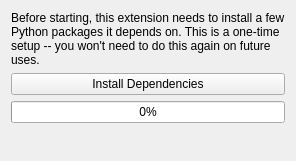
Above: Resources/UI/page_setup.ui from thomasjames3/SlicerScutumGraftLocator before the change. Below: the same form after it.
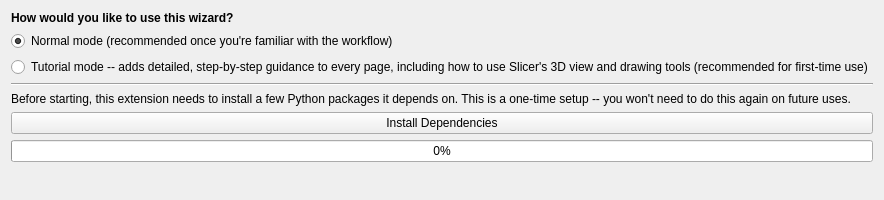
That is the form after the change.

Diff of the .ui file:
```diff
--- a/Resources/UI/page_setup.ui
+++ b/Resources/UI/page_setup.ui
@@ -3,6 +3,42 @@
  <class>page_setup</class>
  <widget class="QWidget" name="page_setup">
   <layout class="QVBoxLayout" name="verticalLayout">
+   <item>
+    <widget class="QLabel" name="modeGroupLabel">
+     <property name="text">
+      <string>How would you like to use this wizard?</string>
+     </property>
+     <property name="font">
+      <font>
+       <bold>true</bold>
+      </font>
+     </property>
+    </widget>
+   </item>
+   <item>
+    <widget class="QRadioButton" name="normalModeRadioButton">
+     <property name="text">
+      <string>Normal mode (recommended once you're familiar with the workflow)</string>
+     </property>
+     <property name="checked">
+      <bool>true</bool>
+     </property>
+    </widget>
+   </item>
+   <item>
+    <widget class="QRadioButton" name="tutorialModeRadioButton">
+     <property name="text">
+      <string>Tutorial mode -- adds detailed, step-by-step guidance to every page, including how to use Slicer's 3D view and drawing tools (recommended for first-time use)</string>
+     </property>
+    </widget>
+   </item>
+   <item>
+    <widget class="Line" name="modeSeparatorLine">
+     <property name="orientation">
+      <enum>Qt::Horizontal</enum>
+     </property>
+    </widget>
+   </item>
    <item>
     <widget class="QLabel" name="instructionLabel">
      <property name="text">
```
